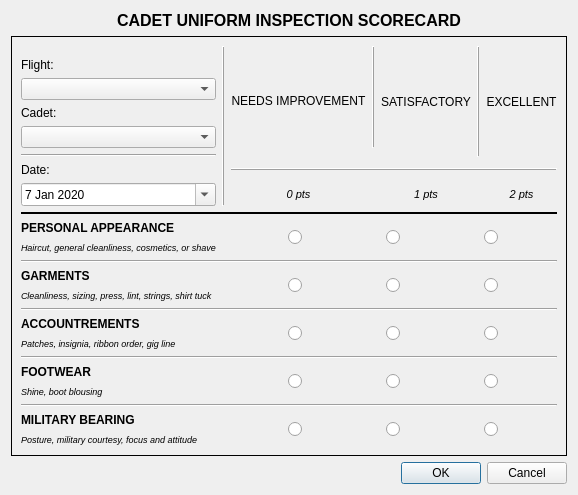
First picture: the form in inspectioneditor.ui, repository Stephen-Hamilton-C/MVCS-Office-Manager, before the edit.
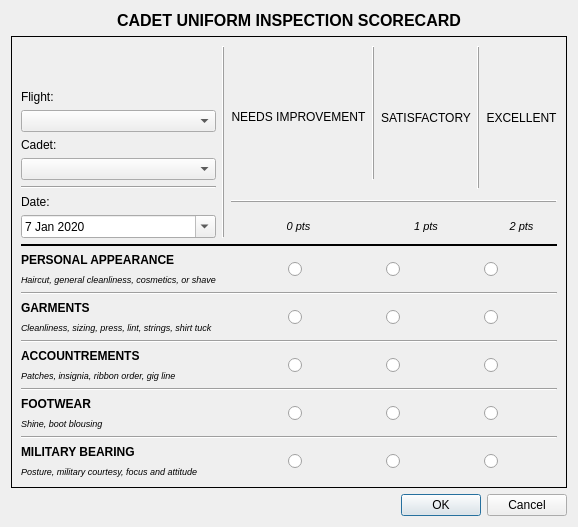
Second picture: the form after the edit. Custom widgets are drawn as their Qt base class.

Commit message: Added tab order

Patch:
```diff
--- a/inspectioneditor.ui
+++ b/inspectioneditor.ui
@@ -7,7 +7,7 @@
     <x>0</x>
     <y>0</y>
     <width>518</width>
-    <height>487</height>
+    <height>527</height>
    </rect>
   </property>
   <property name="windowTitle">
@@ -247,6 +247,9 @@
           <verstretch>0</verstretch>
          </sizepolicy>
         </property>
+        <property name="layoutDirection">
+         <enum>Qt::LeftToRight</enum>
+        </property>
        </widget>
       </item>
       <item row="10" column="0" colspan="7">
```
Left out of the diff: 26 changed lines with no effect on the pictures. The commit also changes 2 other files.
